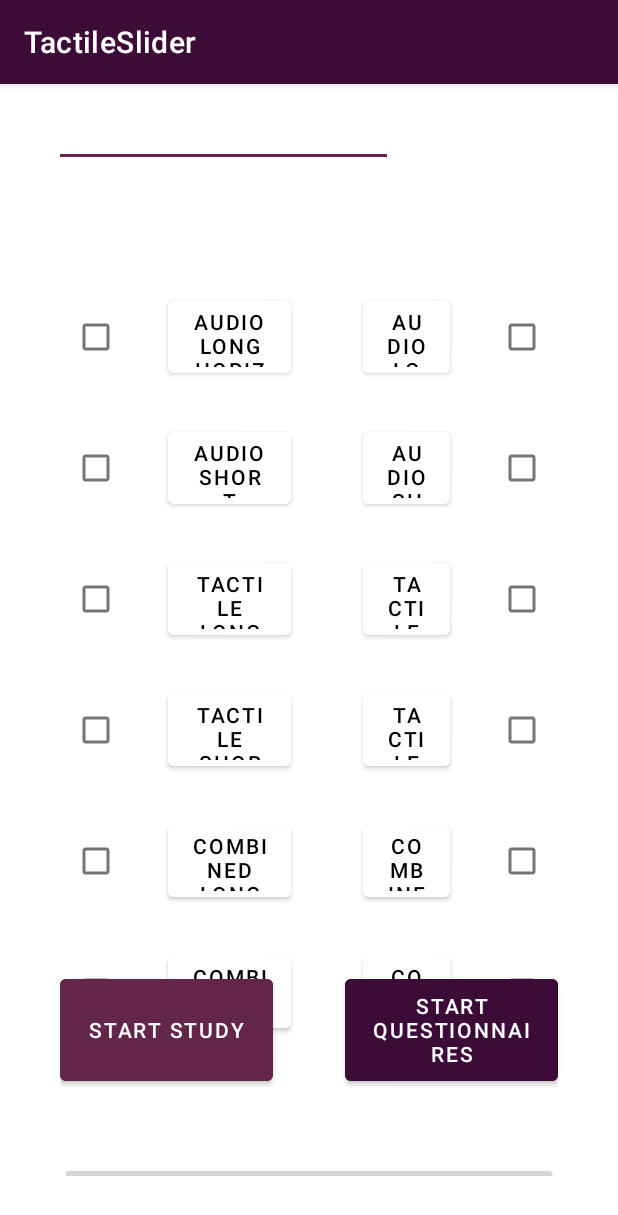
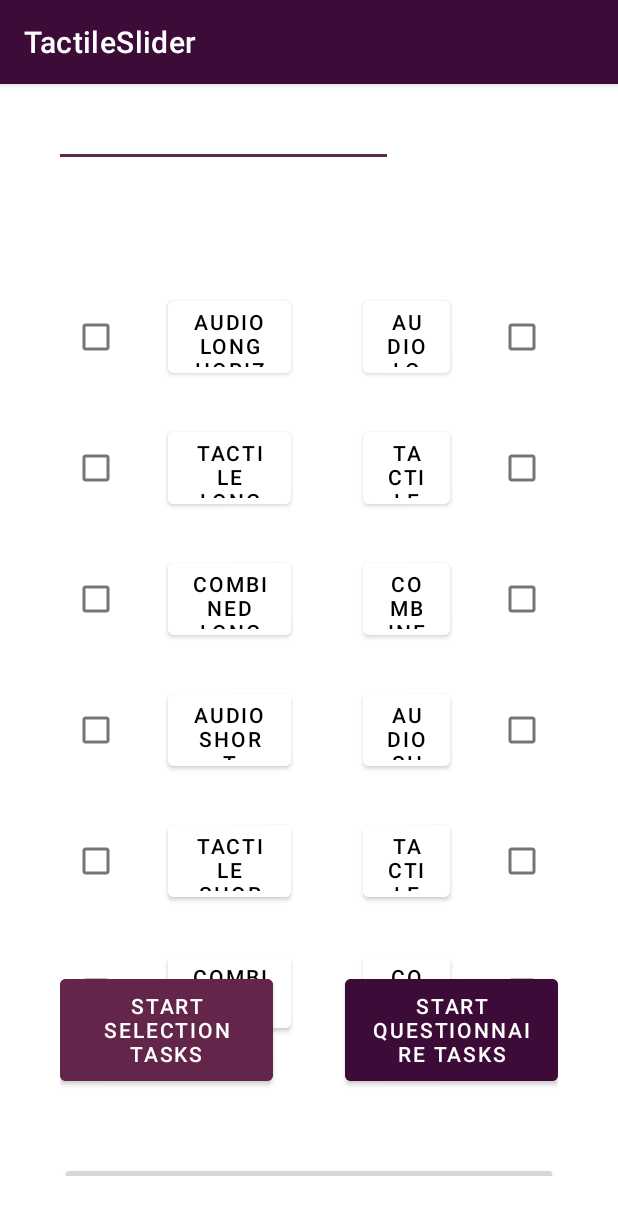
Before and after one commit to catherinekago/accessible-touch-slider, an Android app: the screen it shows after launch (StartActivity), on a phone screen of 412 x 824 dp. Shown: the top 1215 px of the screen. Run offline under Robolectric (Android 15) with nearby library versions, the light colour scheme and no system bars; our stand-ins replace Firebase (no records; nobody signed in at launch, a user with empty details on screens opened directly).

Commit message:
Minor improvements for study

```diff
--- a/app/src/main/java/com/example/tactileslider/JsonFormatter.java
+++ b/app/src/main/java/com/example/tactileslider/JsonFormatter.java
@@ -33,12 +33,11 @@ public class JsonFormatter {
 
     private final int STUDY_VARIANTS = 3; // TODO: could change
     private final int QUEST_VARIANTS = 2;
-    private final int STUDY_REPETITIONS = 1; // TODO: 3, == times
-    private final int STUDY_TASKS = 3; // TODO: 7
+    private final int STUDY_REPETITIONS = 10;
+    private final int STUDY_TASKS = 7;
     private final int QUEST_REPETITIONS = 1;
     private final int QUEST_TASKS = 3;  // TODO: define!
     private ArrayList<String> participants;
-
 
     public JsonFormatter(Context context){
         this.context = context;
@@ -58,7 +57,7 @@ public class JsonFormatter {
                                                    for (QueryDocumentSnapshot data : task.getResult()) {
                                                         participants.add(data.getId());
                                                    }
-                                                   dataSetCount = participants.size() * ((STUDY_VARIANTS * STUDY_TASKS * STUDY_REPETITIONS) + (QUEST_VARIANTS * QUEST_REPETITIONS * QUEST_TASKS));
+                                                   dataSetCount = participants.size() * ((STUDY_VARIANTS * STUDY_TASKS * STUDY_REPETITIONS));  // TODO + (QUEST_VARIANTS * QUEST_REPETITIONS * QUEST_TASKS));
                                                    getDataList();
                                                }
                                            }
@@ -130,10 +129,12 @@ public class JsonFormatter {
                                         } catch (JSONException e) {
                                             e.printStackTrace();
                                         }
-
+                                    Log.i("JSON", String.valueOf(userDataJsonList.size()));
                                     if (userDataJsonList.size() == dataSetCount){
                                         try {
+                                            Log.i("JSON", "start grouping");
                                             storeJsonsInLocalStorage(groupJsonsByUserId());
+
                                         } catch (JSONException e) {
                                             e.printStackTrace();
                                         }
--- a/app/src/main/java/com/example/tactileslider/StartActivity.java
+++ b/app/src/main/java/com/example/tactileslider/StartActivity.java
@@ -39,7 +39,7 @@ public class StartActivity extends AppCompatActivity {
 
     private final String TRIAL = "trial";
     private final String STUDY = "study";
-    private final int STUDY_REPETITIONS = 1; // TODO: set to 3
+    private final int STUDY_REPETITIONS = 10; // TODO: set to 10
     private final String QUEST = "questionnaire";
 
     private AppCompatButton downloadButton;
--- a/app/src/main/java/com/example/tactileslider/UserData.java
+++ b/app/src/main/java/com/example/tactileslider/UserData.java
@@ -78,7 +78,7 @@ public class UserData implements Serializable {
     public ArrayList<Double> createRandomizedTargetList(int times) {
         // CAUTION: Hardcoded values for range of sliders
         final double from = 1.00;
-        final double until = 3.00; // TODO: 7
+        final double until = 7.00;
 
         // Fill targetlist with values
         ArrayList<Double> list = new ArrayList<Double>();
--- a/app/src/main/res/layout/activity_start.xml
+++ b/app/src/main/res/layout/activity_start.xml
@@ -29,7 +29,7 @@
             android:layout_marginBottom="60dp"
             android:ems="10"
             android:inputType="textPersonName"
-            android:text="ID wird generiert..." />
+            android:text="ID is being generated..." />
 
         <Button
             android:id="@+id/changeId"
@@ -116,6 +116,105 @@
             android:layout_height="match_parent"
             android:layout_marginBottom="24dp"
             android:layout_weight="0.25"
+            android:gravity="center">
+
+            <CheckBox
+                android:id="@+id/check_tactile_long_horizontal"
+                android:layout_width="wrap_content"
+                android:layout_height="wrap_content"
+                android:tag="tactile long horizontal"/>
+
+            <Button
+                android:id="@+id/trial_tactile_long_horizontal"
+                android:layout_width="wrap_content"
+                android:layout_height="60dp"
+                android:layout_marginLeft="24dp"
+                android:layout_marginTop="0dp"
+                android:layout_marginRight="24dp"
+                android:layout_weight="1"
+                android:backgroundTint="@color/white"
+                android:text="tactile long horizontal"
+                android:textColor="@color/black"
+                android:visibility="visible"
+                tools:visibility="visible" />
+
+            <Button
+                android:id="@+id/trial_tactile_long_vertical"
+                android:layout_width="wrap_content"
+                android:layout_height="60dp"
+                android:layout_marginLeft="24dp"
+                android:layout_marginTop="0dp"
+                android:layout_marginRight="24dp"
+                android:layout_weight="1"
+                android:backgroundTint="@color/white"
+                android:text="tactile long vertical"
+                android:textColor="@color/black"
+                android:visibility="visible"
+                tools:visibility="visible" />
+
+            <CheckBox
+                android:tag="tactile long vertical"
+                android:id="@+id/tactile_long_vertical"
+                android:layout_width="wrap_content"
+                android:layout_height="wrap_content" />
+
+        </TableRow>
+
+        <TableRow
+            android:layout_width="match_parent"
+            android:layout_height="match_parent"
+            android:layout_marginBottom="24dp"
+            android:layout_weight="0.25"
+            android:gravity="center">
+
+            <CheckBox
+                android:id="@+id/check_combined_long_horizontal"
+                android:layout_width="wrap_content"
+                android:layout_height="wrap_content"
+                android:tag="combined long horizontal"/>
+
+            <Button
+                android:id="@+id/trial_combined_long_horizontal"
+                android:layout_width="wrap_content"
+                android:layout_height="60dp"
+                android:layout_marginLeft="24dp"
+                android:layout_marginTop="0dp"
+                android:layout_marginRight="24dp"
+                android:layout_weight="1"
+                android:backgroundTint="@color/white"
+                android:text="combined long horizontal"
+                android:textColor="@color/black"
+                android:visibility="visible"
+                tools:visibility="visible" />
+
+            <Button
+                android:id="@+id/trial_combined_long_vertical"
+                android:layout_width="wrap_content"
+                android:layout_height="60dp"
+                android:layout_marginLeft="24dp"
+                android:layout_marginTop="0dp"
+                android:layout_marginRight="24dp"
+                android:layout_weight="1"
+                android:backgroundTint="@color/white"
+                android:text="combined long vertical"
+                android:textColor="@color/black"
+                android:visibility="visible"
+                tools:visibility="visible" />
+
+            <CheckBox
+                android:id="@+id/combined_long_vertical"
+                android:layout_width="wrap_content"
+                android:layout_height="wrap_content"
+                android:tag="combined long vertical"/>
+
+        </TableRow>
+
+
+        <TableRow
+            android:layout_width="match_parent"
+            android:layout_height="match_parent"
+            android:layout_marginBottom="24dp"
+            android:layout_weight="0.25"
             android:gravity="center|center_horizontal|center_vertical">
 
             <CheckBox
@@ -160,54 +259,7 @@
 
         </TableRow>
 
-        <TableRow
-            android:layout_width="match_parent"
-            android:layout_height="match_parent"
-            android:layout_marginBottom="24dp"
-            android:layout_weight="0.25"
-            android:gravity="center">
 
-            <CheckBox
-                android:id="@+id/check_tactile_long_horizontal"
-                android:layout_width="wrap_content"
-                android:layout_height="wrap_content"
-                android:tag="tactile long horizontal"/>
-
-            <Button
-                android:id="@+id/trial_tactile_long_horizontal"
-                android:layout_width="wrap_content"
-                android:layout_height="60dp"
-                android:layout_marginLeft="24dp"
-                android:layout_marginTop="0dp"
-                android:layout_marginRight="24dp"
-                android:layout_weight="1"
-                android:backgroundTint="@color/white"
-                android:text="tactile long horizontal"
-                android:textColor="@color/black"
-                android:visibility="visible"
-                tools:visibility="visible" />
-
-            <Button
-                android:id="@+id/trial_tactile_long_vertical"
-                android:layout_width="wrap_content"
-                android:layout_height="60dp"
-                android:layout_marginLeft="24dp"
-                android:layout_marginTop="0dp"
-                android:layout_marginRight="24dp"
-                android:layout_weight="1"
-                android:backgroundTint="@color/white"
-                android:text="tactile long vertical"
-                android:textColor="@color/black"
-                android:visibility="visible"
-                tools:visibility="visible" />
-
-            <CheckBox
-                android:tag="tactile long vertical"
-                android:id="@+id/tactile_long_vertical"
-                android:layout_width="wrap_content"
-                android:layout_height="wrap_content" />
-
-        </TableRow>
 
 
         <TableRow
@@ -259,54 +311,6 @@
 
         </TableRow>
 
-        <TableRow
-            android:layout_width="match_parent"
-            android:layout_height="match_parent"
-            android:layout_marginBottom="24dp"
-            android:layout_weight="0.25"
-            android:gravity="center">
-
-            <CheckBox
-                android:id="@+id/check_combined_long_horizontal"
-                android:layout_width="wrap_content"
-                android:layout_height="wrap_content"
-                android:tag="combined long horizontal"/>
-
-            <Button
-                android:id="@+id/trial_combined_long_horizontal"
-                android:layout_width="wrap_content"
-                android:layout_height="60dp"
-                android:layout_marginLeft="24dp"
-                android:layout_marginTop="0dp"
-                android:layout_marginRight="24dp"
-                android:layout_weight="1"
-                android:backgroundTint="@color/white"
-                android:text="combined long horizontal"
-                android:textColor="@color/black"
-                android:visibility="visible"
-                tools:visibility="visible" />
-
-            <Button
-                android:id="@+id/trial_combined_long_vertical"
-                android:layout_width="wrap_content"
-                android:layout_height="60dp"
-                android:layout_marginLeft="24dp"
-                android:layout_marginTop="0dp"
-                android:layout_marginRight="24dp"
-                android:layout_weight="1"
-                android:backgroundTint="@color/white"
-                android:text="combined long vertical"
-                android:textColor="@color/black"
-                android:visibility="visible"
-                tools:visibility="visible" />
-
-            <CheckBox
-                android:id="@+id/combined_long_vertical"
-                android:layout_width="wrap_content"
-                android:layout_height="wrap_content"
-                android:tag="combined long vertical"/>
-
-        </TableRow>
 
         <TableRow
             android:layout_width="match_parent"
@@ -380,7 +384,7 @@
             android:layout_weight="1"
             android:backgroundTint="@color/grape_light"
             android:layout_marginRight="24dp"
-            android:text="Start Study"
+            android:text="Start Selection Tasks"
             android:textColor="@color/white"
             android:visibility="visible"
 
@@ -396,7 +400,7 @@
             android:layout_weight="1"
             android:backgroundTint="@color/grape_dark"
             android:layout_marginLeft="24dp"
-            android:text="Start Questionnaires"
+            android:text="Start Questionnaire Tasks"
             android:textColor="@color/white"
             android:visibility="visible"
             app:layout_constraintBottom_toBottomOf="@id/changeId"
```
Also changed, not shown: app/src/main/java/com/example/tactileslider/SliderAreaActivity.java (+8 -23 lines), app/src/main/java/com/example/tactileslider/TactileArea.java (+8 -5 lines).
